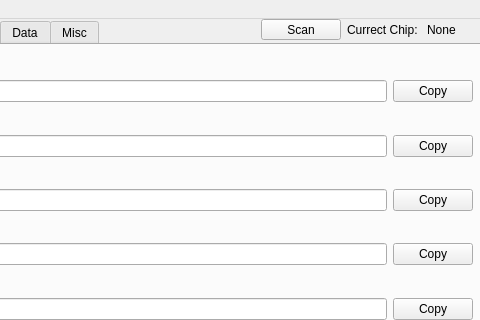
Above: src/mainwindow.ui from YuzukiTsuru/YFEL before the change; both pictures show x 209 to 689 and y 0 to 320 of the 689 by 407 pixel window. Below: the same form after it.
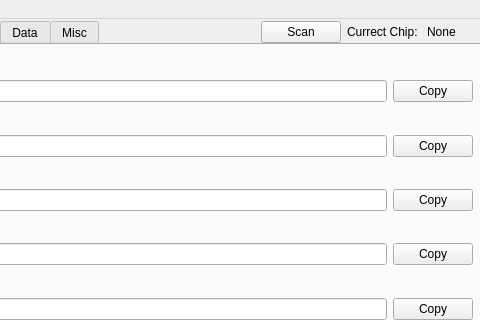
That is the form after the change. The open tabs and pages were chosen to show the change.

```diff
--- a/src/mainwindow.ui
+++ b/src/mainwindow.ui
@@ -230,13 +230,13 @@
      </attribute>
     </widget>
    </widget>
-   <widget class="QWidget" name="">
+   <widget class="QWidget" name="layoutWidget">
     <property name="geometry">
      <rect>
       <x>470</x>
       <y>0</y>
       <width>211</width>
-      <height>21</height>
+      <height>26</height>
      </rect>
     </property>
     <layout class="QHBoxLayout" name="horizontalLayout_7">
```
Left out of the diff: 4 changed lines with no effect on the pictures.
